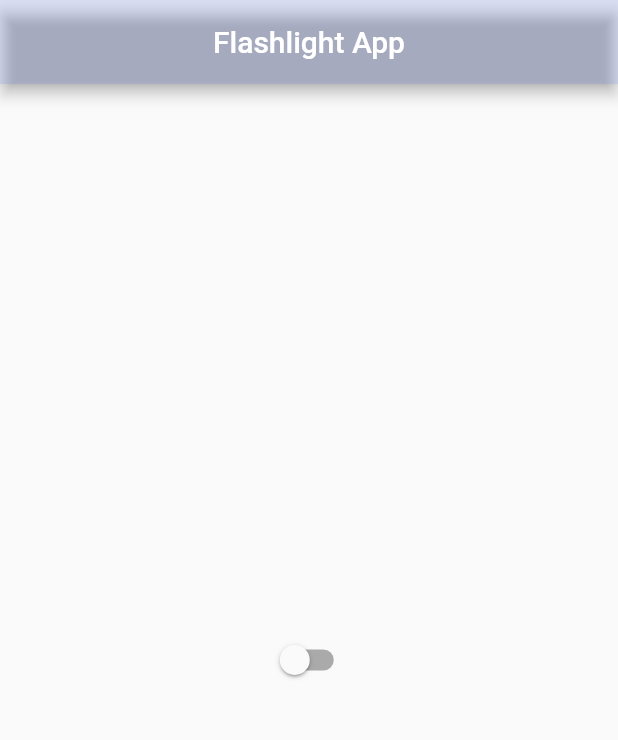
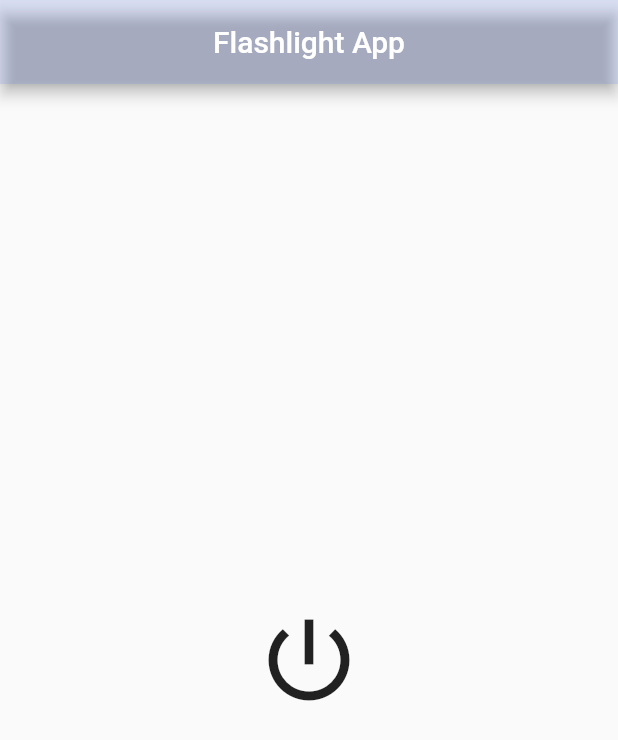
Before and after one commit to AhsanulJobayer/FlashLight-App, a Flutter app: the screen it shows after launch, on a phone screen of 412 x 824 dp. Shown: the top 740 px of the screen. Run offline on Flutter 3.47's test engine with Material 2 defaults, Android fonts, the phone set to English and light mode, and no system bars; missing offline and left inert: wolfflashlight.

Commit message:
changed switch to icon_button

```diff
--- a/lib/HomePage.dart
+++ b/lib/HomePage.dart
@@ -22,13 +22,28 @@ class _HomepageState extends State<HomePage> {
       ),
 
       body: Center(
-        child: Switch(value: isON,
-          onChanged: (value) {
-           setState(() {
-             isON = !isON;
-             isON ? Wolfflashlight.lightOn() : Wolfflashlight.lightOff();
-           });
-        },),
+        child: Transform.scale(
+          scale: 3,
+          // child: Switch(value: isON,
+          //   onChanged: (value) {
+          //     setState(() {
+          //       isON = !isON;
+          //       isON ? Wolfflashlight.lightOn() : Wolfflashlight.lightOff();
+          //
+          //     });
+          //   },),
+          child: IconButton(
+            icon: Icon(
+              Icons.power_settings_new,),
+            onPressed: () {
+              setState(() {
+                isON = !isON;
+                isON ? Wolfflashlight.lightOn() : Wolfflashlight.lightOff();
+              });
+            },
+
+          ),
+        ),
       ),
     );
   }
```
